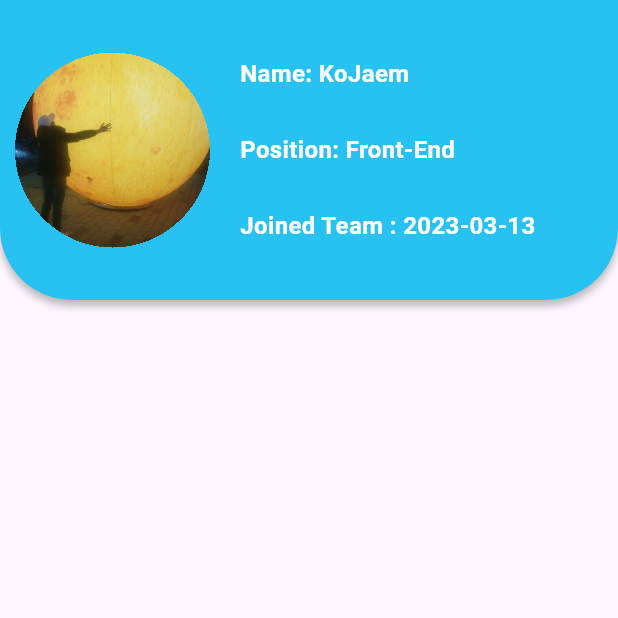
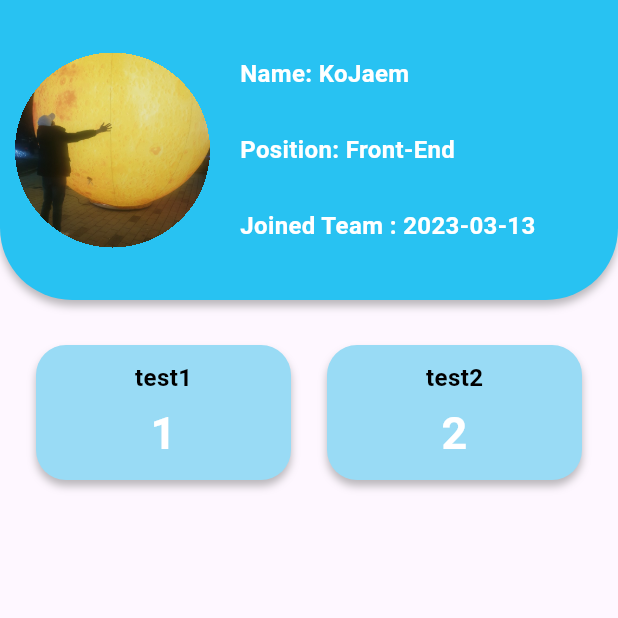
Before and after one commit to Rookeys/Calendar-App, a Flutter app: the MyPage screen opened by its route, on a phone screen of 412 x 824 dp, the top half of it. Run offline on Flutter 3.47's test engine with Material 2 defaults, Android fonts, the phone set to English and light mode, and no system bars; our stand-ins replace go_router.

```diff
--- a/lib/myPage.dart
+++ b/lib/myPage.dart
@@ -24,7 +24,8 @@ class MyPage extends StatelessWidget {
                       offset: const Offset(0, 4), // 그림자의 위치
                       color: CustomColor.darkGray.withOpacity(0.5),
                     )
-                    ]),
+                  ],
+                ),
                 padding: const EdgeInsets.all(10),
                 height: 200,
                 child: Row(
@@ -74,9 +75,29 @@ class MyPage extends StatelessWidget {
                   ],
                 ),
               ),
-              Container(
+              const SizedBox(
                 // color: CustomColor.green,
                 height: 200,
+                child: Column(
+                  children: [
+                    SizedBox(
+                      height: 30,
+                    ),
+                    Row(
+                      mainAxisAlignment: MainAxisAlignment.spaceEvenly,
+                      children: [
+                        InfoBox(
+                          title: 'test1',
+                          value: '1',
+                        ),
+                        InfoBox(
+                          title: 'test2',
+                          value: '2',
+                        ),
+                      ],
+                    )
+                  ],
+                ),
               )
             ],
           ),
@@ -85,3 +106,56 @@ class MyPage extends StatelessWidget {
     );
   }
 }
+
+class InfoBox extends StatelessWidget {
+  const InfoBox({
+    super.key,
+    required this.title,
+    required this.value,
+  });
+
+  final String title;
+  final String value;
+
+  @override
+  Widget build(BuildContext context) {
+    return Container(
+      width: 170,
+      padding: const EdgeInsets.all(10),
+      decoration: BoxDecoration(
+        borderRadius: BorderRadius.circular(20),
+        color: CustomColor.pastelBlue,
+        boxShadow: [
+          BoxShadow(
+            blurRadius: 4, // 그림자가 얼마나 드리울지 정함
+            offset: const Offset(0, 4), // 그림자의 위치
+            color: CustomColor.darkGray.withOpacity(0.5),
+          )
+        ],
+      ),
+      child: Column(
+        children: [
+          Text(
+            title,
+            style: const TextStyle(
+              fontSize: 16,
+              fontWeight: FontWeight.bold,
+              color: CustomColor.black,
+            ),
+          ),
+          const SizedBox(
+            height: 4,
+          ),
+          Text(
+            value,
+            style: const TextStyle(
+              fontSize: 30,
+              color: CustomColor.white,
+              fontWeight: FontWeight.bold,
+            ),
+          )
+        ],
+      ),
+    );
+  }
+}
```
Lines whose indentation alone changed are shown as unchanged.
